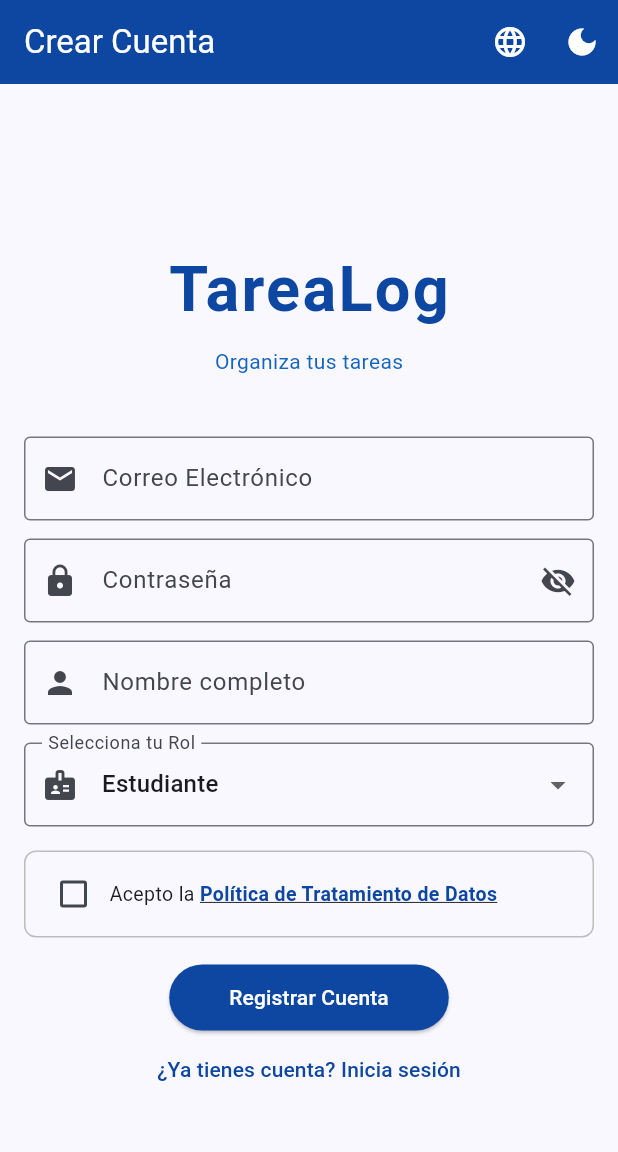
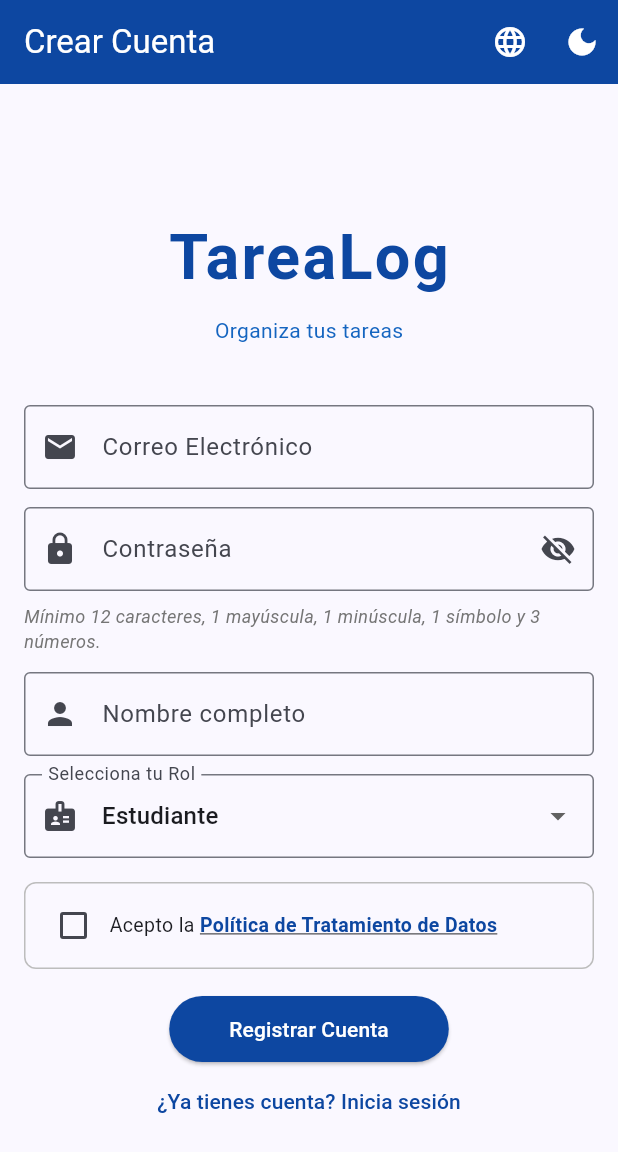
Before and after one commit to CristianRamirez023/TareaLog, a Flutter app: the screen it shows after launch, after a tap on "¿No tienes cuenta? Regístrate aquí", on a phone screen of 412 x 824 dp. Shown: the top 1152 px of the screen. Run offline on Flutter 3.47's test engine with Material 3 defaults, Android fonts, the phone set to English and light mode, and no system bars; our stand-ins replace cloud_firestore, file_picker, firebase_auth, firebase_core, pdf, share_plus and 1 more; missing offline and left inert: firebase_app_check, syncfusion_flutter_xlsio; accounts and stored records are empty.

Commit message:
feat: agregar validación estricta de contraseñas en el registro

```diff
--- a/lib/screens/auth_screen.dart
+++ b/lib/screens/auth_screen.dart
@@ -1,22 +1,9 @@
-// ============================================================================
-// PANTALLA DE AUTENTICACIÓN (LOGIN / REGISTRO)
-// ----------------------------------------------------------------------------
-// - Login y registro con Firebase Auth
-// - Verificación con CAPTCHA visual antes de continuar
-// - Aceptación de Política de Datos (solo registro)
-// - Toggle de tema claro/oscuro
-// - Mostrar/ocultar contraseña con ojito
-// - Registro de sesión única (evita múltiples dispositivos)
-// - Registro de logs de auditoría
-// - Cambio de idioma (Español / Inglés)
-// ============================================================================
-
 import 'package:flutter/material.dart';
 import 'package:firebase_auth/firebase_auth.dart';
 import 'package:cloud_firestore/cloud_firestore.dart';
 import '/controllers/theme_controller.dart';
 import '/controllers/locale_controller.dart';
-import '../l10n/app_localizations.dart'; // 👈 NUEVO
+import '../l10n/app_localizations.dart';
 import '../widgets/recaptcha_dialog.dart';
 import '../services/session_service.dart';
 import '../services/log_service.dart';
@@ -57,6 +44,30 @@ class _AuthScreenState extends State<AuthScreen> {
   String _selectedRole = 'Estudiante';
 
   // ==========================================================================
+  // 🔐 VALIDAR POLÍTICA DE CONTRASEÑAS
+  // Requisitos: 12 chars, 1 Mayus, 1 minus, 1 especial, 3 numeros
+  // ==========================================================================
+  String? _validatePasswordPolicy(String password) {
+    if (password.length < 12) {
+      return 'La contraseña debe tener al menos 12 caracteres.';
+    }
+    if (!password.contains(RegExp(r'[A-Z]'))) {
+      return 'Debe incluir al menos una letra mayúscula.';
+    }
+    if (!password.contains(RegExp(r'[a-z]'))) {
+      return 'Debe incluir al menos una letra minúscula.';
+    }
+    if (!password.contains(RegExp(r'[!@#$%^&*(),.?":{}|<>]'))) {
+      return 'Debe incluir al menos un carácter especial (!@#\$%^&*...).';
+    }
+    // Busca al menos 3 números en cualquier posición
+    if (!password.contains(RegExp(r'[0-9].*[0-9].*[0-9]'))) {
+      return 'Debe incluir al menos 3 números.';
+    }
+    return null; // ✅ Contraseña válida
+  }
+
+  // ==========================================================================
   // ENVÍO DEL FORMULARIO
   // ==========================================================================
   Future<void> _submitAuthForm() async {
@@ -65,7 +76,7 @@ class _AuthScreenState extends State<AuthScreen> {
     final password = _passwordController.text.trim();
     final name = _nameController.text.trim();
 
-    // ---------- VALIDACIONES ----------
+    // ---------- VALIDACIONES BÁSICAS ----------
     if (email.isEmpty || password.isEmpty) {
       _showSnackBar('Por favor llena todos los campos', isError: true);
       return;
@@ -84,7 +95,16 @@ class _AuthScreenState extends State<AuthScreen> {
       return;
     }
 
-    // CAPTCHA
+    // ---------- VALIDACIÓN DE CONTRASEÑA (solo registro) ----------
+    if (!isLogin) {
+      final passwordError = _validatePasswordPolicy(password);
+      if (passwordError != null) {
+        _showSnackBar(passwordError, isError: true);
+        return;
+      }
+    }
+
+    // ---------- CAPTCHA VISUAL ----------
     final captchaPassed = await RecaptchaDialog.show(context);
 
     if (!captchaPassed) {
@@ -92,6 +112,7 @@ class _AuthScreenState extends State<AuthScreen> {
       return;
     }
 
+    // ---------- LOGIN / REGISTRO ----------
     setState(() => isLoading = true);
 
     try {
@@ -139,7 +160,7 @@ class _AuthScreenState extends State<AuthScreen> {
       } else if (e.code == 'email-already-in-use') {
         mensajeError = 'Este correo ya se encuentra registrado.';
       } else if (e.code == 'weak-password') {
-        mensajeError = 'La contraseña debe tener al menos 6 caracteres.';
+        mensajeError = 'La contraseña es muy débil.';
       }
 
       _showSnackBar(mensajeError, isError: true);
@@ -294,7 +315,7 @@ class _AuthScreenState extends State<AuthScreen> {
   // ==========================================================================
   @override
   Widget build(BuildContext context) {
-    final t = AppLocalizations.of(context)!; // 👈 Traducciones
+    final t = AppLocalizations.of(context)!;
     final isDark = Theme.of(context).brightness == Brightness.dark;
     final colorScheme = Theme.of(context).colorScheme;
 
@@ -379,6 +400,20 @@ class _AuthScreenState extends State<AuthScreen> {
                   ),
                 ),
               ),
+
+              // 👇 TEXTO DE AYUDA PARA LA CONTRASEÑA (SOLO EN REGISTRO)
+              if (!isLogin) ...[
+                const SizedBox(height: 8),
+                Text(
+                  'Mínimo 12 caracteres, 1 mayúscula, 1 minúscula, 1 símbolo y 3 números.',
+                  style: TextStyle(
+                    fontSize: 12,
+                    color: Colors.grey[600],
+                    fontStyle: FontStyle.italic,
+                  ),
+                ),
+              ],
+
               const SizedBox(height: 12),
 
               // CAMPOS EXCLUSIVOS DEL REGISTRO
@@ -402,7 +437,6 @@ class _AuthScreenState extends State<AuthScreen> {
                     prefixIcon: const Icon(Icons.badge),
                   ),
                   items: _roles.map((String role) {
-                    // Traducir el rol
                     final roleLabel = role == 'Estudiante'
                         ? t.student
                         : t.verifier;
@@ -419,7 +453,7 @@ class _AuthScreenState extends State<AuthScreen> {
                 ),
                 const SizedBox(height: 16),
 
-                // Checkbox de política
+                // Checkbox de política de datos
                 Container(
                   padding: const EdgeInsets.symmetric(
                     horizontal: 8,
@@ -496,7 +530,7 @@ class _AuthScreenState extends State<AuthScreen> {
                   child: Text(isLogin ? t.signIn : t.signUp),
                 ),
 
-              // LINK: OLVIDÉ MI CONTRASEÑA
+              // LINK: OLVIDÉ MI CONTRASEÑA (solo login)
               if (isLogin) ...[
                 const SizedBox(height: 8),
                 TextButton(
```
